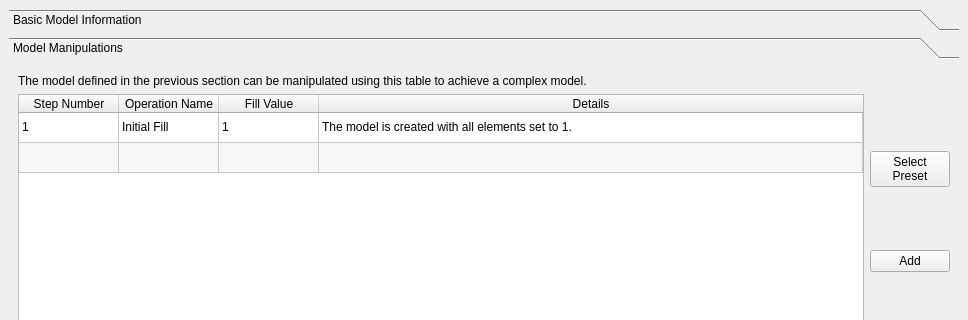
First picture: the form in gui/main_window.ui, repository mkhoshbin1/vcams, before the edit; both pictures show x 0 to 968 and y 0 to 320 of the 968 by 717 pixel window.
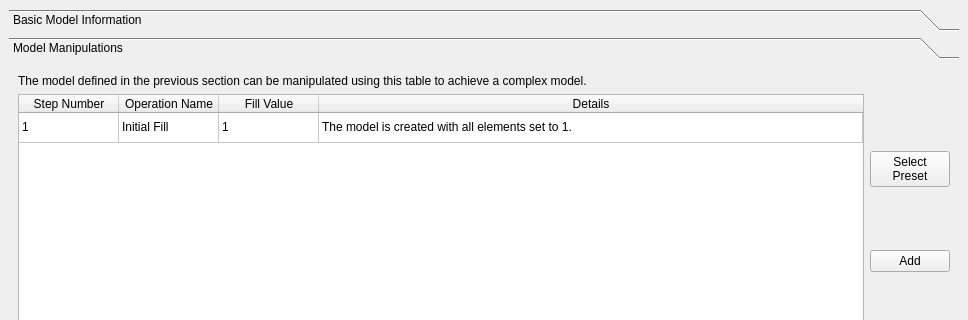
Second picture: the form after the edit. Icons and pictures are not drawn.

Commit message:
rudimentary logic for the manipulations tab + simple bat for exe
- added rudimentary logic for the manipulations tab.
- added a simple bat file for creating executables.

```diff
--- a/gui/main_window.ui
+++ b/gui/main_window.ui
@@ -330,7 +330,7 @@
              <bool>true</bool>
             </property>
             <property name="rowCount">
-             <number>2</number>
+             <number>1</number>
             </property>
             <attribute name="horizontalHeaderStretchLastSection">
              <bool>true</bool>
@@ -343,7 +343,6 @@
               <string>Initial Mask</string>
              </property>
             </row>
-            <row/>
             <column>
              <property name="text">
               <string>Step Number</string>
```
The commit also changes 4 other files.
